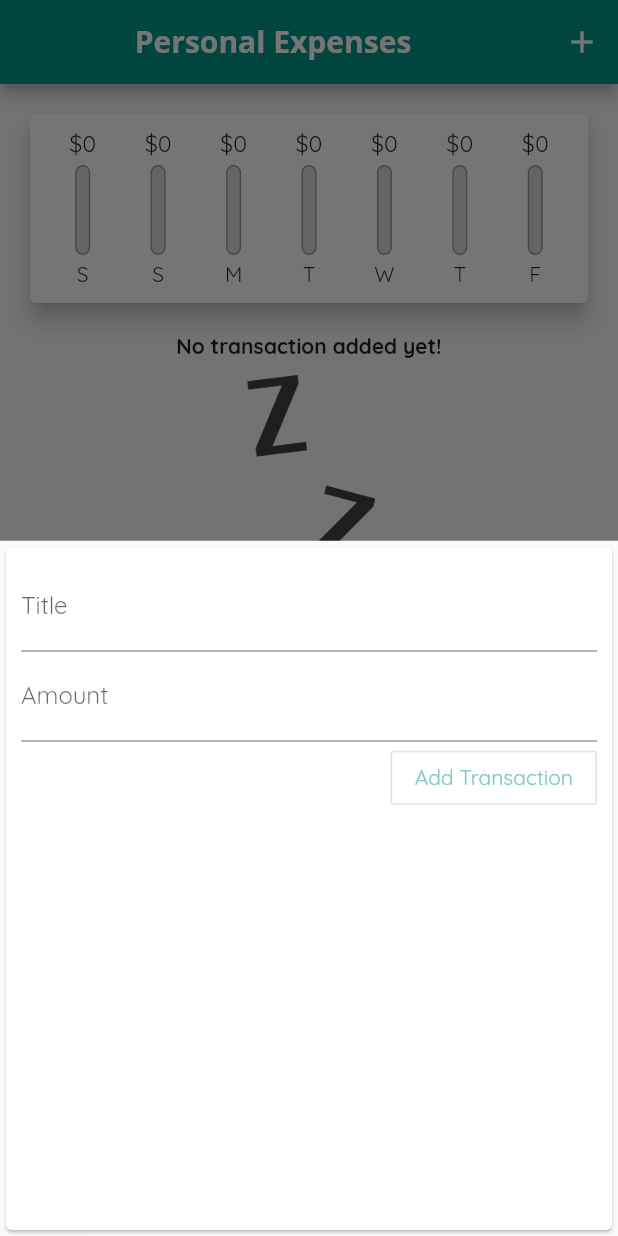
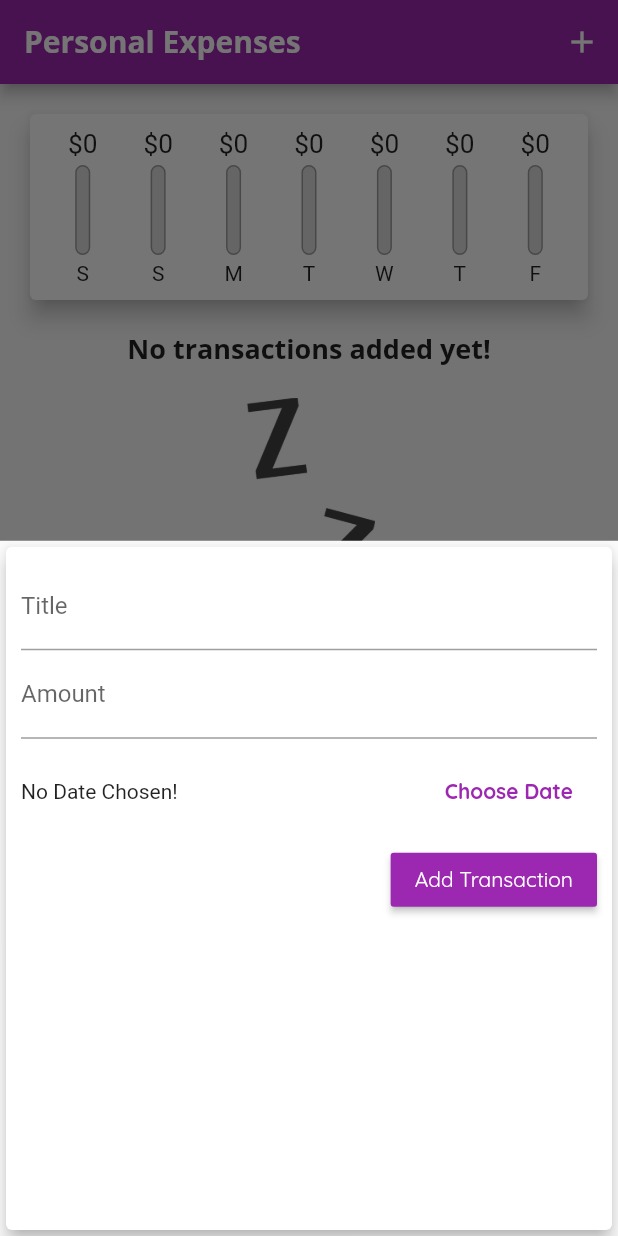
Before and after one commit to javedAJ/section4-quiz-app, a Flutter app: the screen it shows after launch, after a tap on the "add" icon, on a phone screen of 412 x 824 dp. Run offline on Flutter 3.47's test engine with Material 2 defaults, Android fonts, the phone set to English and light mode, and no system bars.

```diff
--- a/lib/main.dart
+++ b/lib/main.dart
@@ -13,19 +13,29 @@ class MyApp extends StatelessWidget {
   @override
   Widget build(BuildContext context) {
     return MaterialApp(
+      title: 'Personal Expenses',
       theme: ThemeData(
-        primarySwatch: Colors.teal,
-        accentColor: Colors.amber,
-        fontFamily: 'Quicksand',
-        appBarTheme: AppBarTheme(
+          primarySwatch: Colors.purple,
+          accentColor: Colors.amber,
+          // errorColor: Colors.red,
+          fontFamily: 'Quicksand',
+          textTheme: ThemeData.light().textTheme.copyWith(
+                headline6: TextStyle(
+                  fontFamily: 'OpenSans',
+                  fontWeight: FontWeight.bold,
+                  fontSize: 18,
+                ),
+                button: TextStyle(color: Colors.white),
+              ),
+          appBarTheme: AppBarTheme(
             textTheme: ThemeData.light().textTheme.copyWith(
-                headline6: TextStyle(
+                  headline6: TextStyle(
                     fontFamily: 'OpenSans',
                     fontSize: 20,
-                    fontWeight: FontWeight.bold))),
-      ),
-      debugShowCheckedModeBanner: false,
-      title: 'Personal Expenses',
+                    fontWeight: FontWeight.bold,
+                  ),
+                ),
+          )),
       home: MyHomePage(),
     );
   }
@@ -64,11 +74,12 @@ class _MyHomePageState extends State<MyHomePage> {
     }).toList();
   }
 
-  List<Transaction>? _addNewTransaction(String txTitle, double txAmount) {
+  void _addNewTransaction(
+      String txTitle, double txAmount, DateTime chosenDate) {
     final newTx = Transaction(
       title: txTitle,
       amount: txAmount,
-      date: DateTime.now(),
+      date: chosenDate,
       id: DateTime.now().toString(),
     );
 
@@ -90,15 +101,19 @@ class _MyHomePageState extends State<MyHomePage> {
     );
   }
 
+  void _deleteTransaction(String id) {
+    setState(() {
+      _userTransactions.removeWhere((tx) => tx.id == id);
+    });
+  }
+
   @override
   Widget build(BuildContext context) {
     return Scaffold(
       appBar: AppBar(
-        title: Center(
-            child: Text(
+        title: Text(
           'Personal Expenses',
-          style: TextStyle(fontWeight: FontWeight.bold),
-        )),
+        ),
         actions: <Widget>[
           IconButton(
             icon: Icon(Icons.add),
@@ -112,7 +127,7 @@ class _MyHomePageState extends State<MyHomePage> {
           crossAxisAlignment: CrossAxisAlignment.stretch,
           children: <Widget>[
             Chart(_recentTransactions),
-            TransactionList(_userTransactions),
+            TransactionList(_userTransactions, _deleteTransaction),
           ],
         ),
       ),
--- a/lib/widgets/new_transaction.dart
+++ b/lib/widgets/new_transaction.dart
@@ -1,4 +1,5 @@
 import 'package:flutter/material.dart';
+import 'package:intl/intl.dart';
 
 class NewTransaction extends StatefulWidget {
   final Function addTx;
@@ -6,69 +7,105 @@ class NewTransaction extends StatefulWidget {
   NewTransaction(this.addTx);
 
   @override
-  State<NewTransaction> createState() => _NewTransactionState();
+  _NewTransactionState createState() => _NewTransactionState();
 }
 
 class _NewTransactionState extends State<NewTransaction> {
-  final titleController = TextEditingController();
+  final _titleController = TextEditingController();
+  final _amountController = TextEditingController();
+  DateTime? _selectedDate;
 
-  final amountController = TextEditingController();
+  void _submitData() {
+    if (_amountController.text.isEmpty) {
+      return;
+    }
+    final enteredTitle = _titleController.text;
+    final enteredAmount = double.parse(_amountController.text);
 
-  void submitData() {
-    final enteredTitle = titleController.text;
-    final enteredAmount = double.parse(amountController.text);
-
-    if (enteredTitle.isEmpty || enteredAmount <= 0) {
+    if (enteredTitle.isEmpty || enteredAmount <= 0 || _selectedDate == null) {
       return;
     }
 
-    widget.addTx(enteredTitle, enteredAmount);
+    widget.addTx(
+      enteredTitle,
+      enteredAmount,
+      _selectedDate,
+    );
 
     Navigator.of(context).pop();
+  }
+
+  void _presentDatePicker() {
+    showDatePicker(
+      context: context,
+      initialDate: DateTime.now(),
+      firstDate: DateTime(2019),
+      lastDate: DateTime.now(),
+    ).then((pickedDate) {
+      if (pickedDate == null) {
+        return;
+      }
+      setState(() {
+        _selectedDate = pickedDate;
+      });
+    });
+    print('...');
   }
 
   @override
   Widget build(BuildContext context) {
     return Card(
+      elevation: 5,
       child: Container(
         padding: EdgeInsets.all(10),
         child: Column(
           crossAxisAlignment: CrossAxisAlignment.end,
           children: <Widget>[
             TextField(
-              onSubmitted: (_) => submitData(),
-              controller: titleController,
               decoration: InputDecoration(labelText: 'Title'),
-              // onChanged: (value) {
-              //   titleInput = value;
+              controller: _titleController,
+              onSubmitted: (_) => _submitData(),
+              // onChanged: (val) {
+              //   titleInput = val;
               // },
             ),
             TextField(
-              onSubmitted: (_) => submitData(),
+              decoration: InputDecoration(labelText: 'Amount'),
+              controller: _amountController,
               keyboardType: TextInputType.number,
-              controller: amountController,
-              decoration: InputDecoration(
-                labelText: 'Amount',
+              onSubmitted: (_) => _submitData(),
+              // onChanged: (val) => amountInput = val,
+            ),
+            Container(
+              height: 70,
+              child: Row(
+                children: <Widget>[
+                  Expanded(
+                    child: Text(
+                      _selectedDate == null
+                          ? 'No Date Chosen!'
+                          : 'Picked Date: ${DateFormat.yMd().format(_selectedDate!)}',
+                    ),
+                  ),
+                  FlatButton(
+                    textColor: Theme.of(context).primaryColor,
+                    child: Text(
+                      'Choose Date',
+                      style: TextStyle(
+                        fontWeight: FontWeight.bold,
+                      ),
+                    ),
+                    onPressed: _presentDatePicker,
+                  ),
+                ],
               ),
-              // onChanged: (value) {
-              //   amountInput = value;
-              // },
             ),
-            OutlineButton(
+            RaisedButton(
               child: Text('Add Transaction'),
-              onPressed: submitData,
-
-              // print(titleInput);
-              // print(amountInput);
-
-              //Second way static
-
-              // print(titleController.text);
-              // print(amountController.text);
-
-              color: Colors.teal.shade200,
-              textColor: Colors.teal.shade200,
-            )
+              color: Theme.of(context).primaryColor,
+              textColor: Colors.white,
+              onPressed: _submitData,
+            ),
           ],
         ),
       ),
--- a/lib/widgets/transaction_list.dart
+++ b/lib/widgets/transaction_list.dart
@@ -6,43 +6,45 @@ import 'package:quiz_expenseplanner/models/transaction.dart';
 
 class TransactionList extends StatelessWidget {
   final List<Transaction> transactions;
+  final Function deleteTx;
 
-  TransactionList(this.transactions);
+  TransactionList(this.transactions, this.deleteTx);
 
   @override
   Widget build(BuildContext context) {
     return Container(
-      height: 300,
-      // ignore: prefer_const_literals_to_create_immutables
+      height: 450,
       child: transactions.isEmpty
           ? Column(
               children: <Widget>[
                 Text(
-                  'No transaction added yet!',
-                  style: TextStyle(fontWeight: FontWeight.bold),
+                  'No transactions added yet!',
+                  style: Theme.of(context).textTheme.headline6,
                 ),
                 SizedBox(
-                  height: 10,
+                  height: 20,
                 ),
                 Container(
-                  height: 200,
-                  child: Image.asset(
-                    'assets/images/waiting.png',
-                    fit: BoxFit.cover,
-                  ),
-                ),
+                    height: 200,
+                    child: Image.asset(
+                      'assets/images/waiting.png',
+                      fit: BoxFit.cover,
+                    )),
               ],
             )
           : ListView.builder(
-              itemBuilder: (context, index) {
+              itemBuilder: (ctx, index) {
                 return Card(
-                  // color: Color.alphaBlend(Colors.blue, Colors.red),
-                  margin: EdgeInsets.symmetric(vertical: 8, horizontal: 5),
+                  elevation: 5,
+                  margin: EdgeInsets.symmetric(
+                    vertical: 8,
+                    horizontal: 5,
+                  ),
                   child: ListTile(
                     leading: CircleAvatar(
                       radius: 30,
                       child: Padding(
-                        padding: const EdgeInsets.all(8.0),
+                        padding: EdgeInsets.all(6),
                         child: FittedBox(
                           child: Text('\$${transactions[index].amount}'),
                         ),
@@ -50,10 +52,16 @@ class TransactionList extends StatelessWidget {
                     ),
                     title: Text(
                       transactions[index].title,
-                      style: TextStyle(fontWeight: FontWeight.bold),
+                      style: Theme.of(context).textTheme.headline6,
                     ),
                     subtitle: Text(
-                        DateFormat.yMMMMd().format(transactions[index].date)),
+                      DateFormat.yMMMd().format(transactions[index].date),
+                    ),
+                    trailing: IconButton(
+                      icon: Icon(Icons.delete),
+                      color: Theme.of(context).errorColor,
+                      onPressed: () => deleteTx(transactions[index].id),
+                    ),
                   ),
                 );
               },
```
Also changed, not shown: lib/widgets/char_bar.dart (+5 -3 lines).
